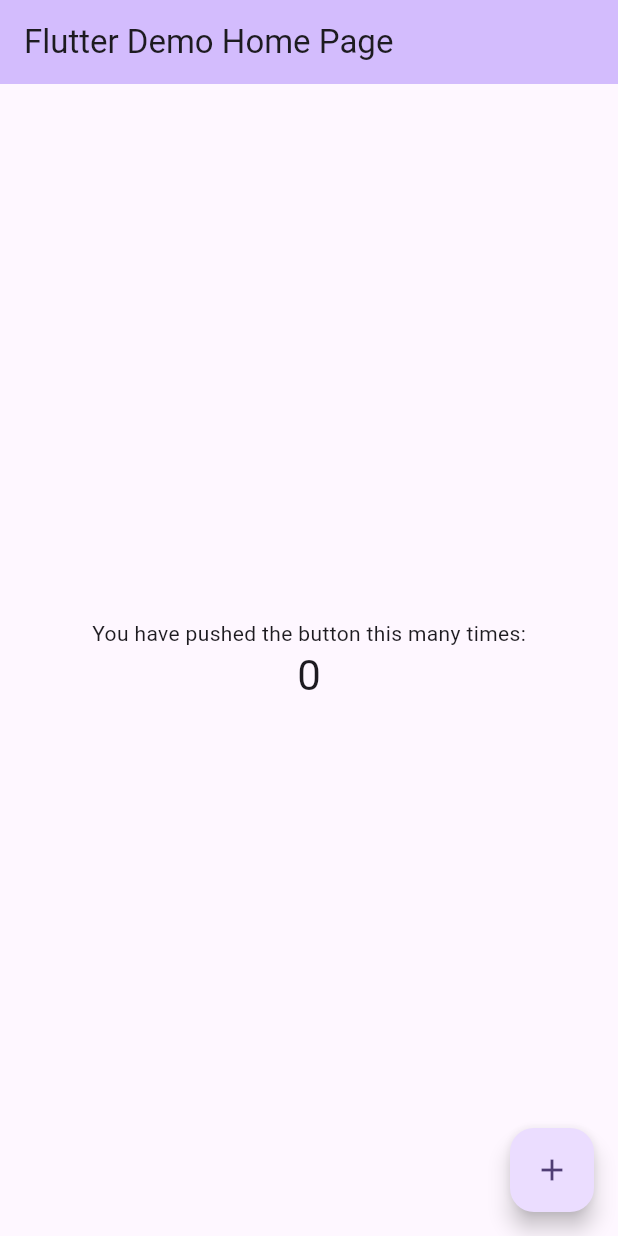
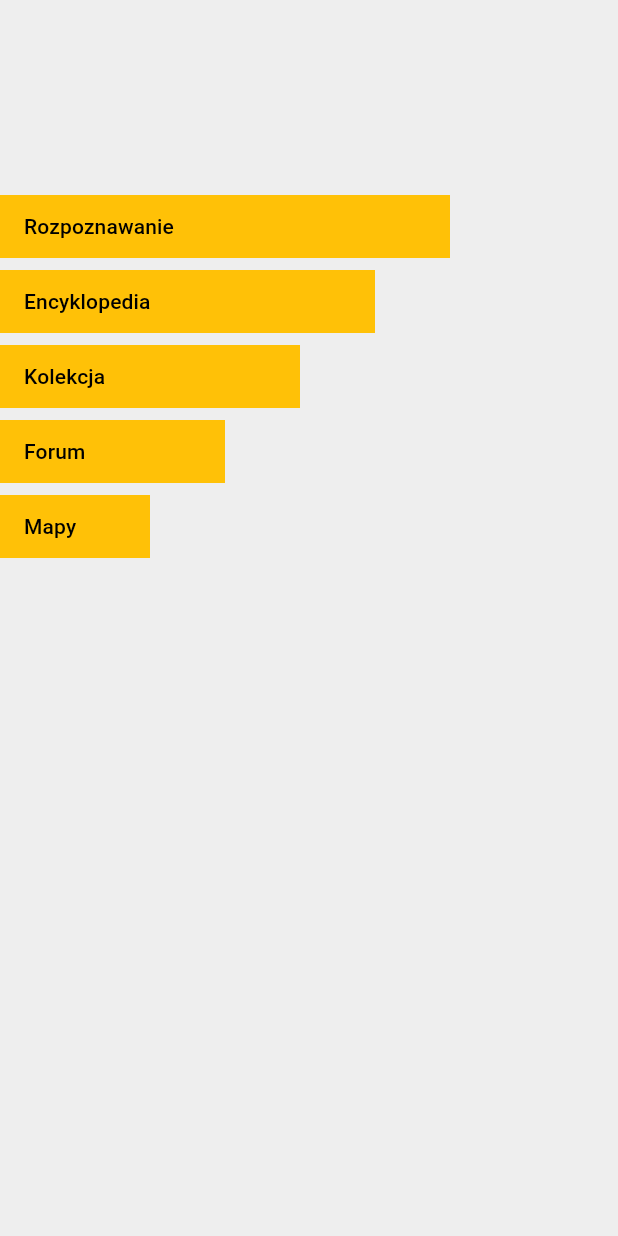
Before and after one commit to patrykkostecki/Grzybek, a Flutter app: the screen it shows after launch, on a phone screen of 412 x 824 dp. Run offline on Flutter 3.47's test engine with Material 3 defaults, Android fonts, the phone set to English and light mode, and no system bars.

Commit message:
first commit

```diff
--- a/grzybek/lib/main.dart
+++ b/grzybek/lib/main.dart
@@ -1,125 +1,85 @@
 import 'package:flutter/material.dart';
 
 void main() {
-  runApp(const MyApp());
+  runApp(MyApp());
 }
 
 class MyApp extends StatelessWidget {
-  const MyApp({super.key});
-
-  // This widget is the root of your application.
   @override
   Widget build(BuildContext context) {
     return MaterialApp(
-      title: 'Flutter Demo',
-      theme: ThemeData(
-        // This is the theme of your application.
-        //
-        // TRY THIS: Try running your application with "flutter run". You'll see
-        // the application has a purple toolbar. Then, without quitting the app,
-        // try changing the seedColor in the colorScheme below to Colors.green
-        // and then invoke "hot reload" (save your changes or press the "hot
-        // reload" button in a Flutter-supported IDE, or press "r" if you used
-        // the command line to start the app).
-        //
-        // Notice that the counter didn't reset back to zero; the application
-        // state is not lost during the reload. To reset the state, use hot
-        // restart instead.
-        //
-        // This works for code too, not just values: Most code changes can be
-        // tested with just a hot reload.
-        colorScheme: ColorScheme.fromSeed(seedColor: Colors.deepPurple),
-        useMaterial3: true,
+      home: Scaffold(
+        body: SideBar(),
       ),
-      home: const MyHomePage(title: 'Flutter Demo Home Page'),
     );
   }
 }
 
-class MyHomePage extends StatefulWidget {
-  const MyHomePage({super.key, required this.title});
-
-  // This widget is the home page of your application. It is stateful, meaning
-  // that it has a State object (defined below) that contains fields that affect
-  // how it looks.
-
-  // This class is the configuration for the state. It holds the values (in this
-  // case the title) provided by the parent (in this case the App widget) and
-  // used by the build method of the State. Fields in a Widget subclass are
-  // always marked "final".
-
-  final String title;
-
+class SideBar extends StatelessWidget {
   @override
-  State<MyHomePage> createState() => _MyHomePageState();
+  Widget build(BuildContext context) {
+    return Container(
+      color: Colors.grey[200], // Tło całego ekranu
+      child: Row(
+        children: <Widget>[
+          Column(
+            mainAxisAlignment: MainAxisAlignment.start,
+            crossAxisAlignment:
+                CrossAxisAlignment.start, // Przypięcie do lewej strony
+            children: <Widget>[
+              SizedBox(
+                height: 130,
+              ),
+              SidebarButton(label: 'Rozpoznawanie', width: 300),
+              SidebarButton(label: 'Encyklopedia', width: 250),
+              SidebarButton(label: 'Kolekcja', width: 200),
+              SidebarButton(label: 'Forum', width: 150),
+              SidebarButton(label: 'Mapy', width: 100),
+            ],
+          ),
+          Expanded(
+            child: Container(
+              // Pozostała część ekranu
+              color: Colors.transparent,
+            ),
+          ),
+        ],
+      ),
+    );
+  }
 }
 
-class _MyHomePageState extends State<MyHomePage> {
-  int _counter = 0;
+class SidebarButton extends StatelessWidget {
+  final String label;
+  final double width;
 
-  void _incrementCounter() {
-    setState(() {
-      // This call to setState tells the Flutter framework that something has
-      // changed in this State, which causes it to rerun the build method below
-      // so that the display can reflect the updated values. If we changed
-      // _counter without calling setState(), then the build method would not be
-      // called again, and so nothing would appear to happen.
-      _counter++;
-    });
-  }
+  const SidebarButton({Key? key, required this.label, required this.width})
+      : super(key: key);
 
   @override
   Widget build(BuildContext context) {
-    // This method is rerun every time setState is called, for instance as done
-    // by the _incrementCounter method above.
-    //
-    // The Flutter framework has been optimized to make rerunning build methods
-    // fast, so that you can just rebuild anything that needs updating rather
-    // than having to individually change instances of widgets.
-    return Scaffold(
-      appBar: AppBar(
-        // TRY THIS: Try changing the color here to a specific color (to
-        // Colors.amber, perhaps?) and trigger a hot reload to see the AppBar
-        // change color while the other colors stay the same.
-        backgroundColor: Theme.of(context).colorScheme.inversePrimary,
-        // Here we take the value from the MyHomePage object that was created by
-        // the App.build method, and use it to set our appbar title.
-        title: Text(widget.title),
+    return Container(
+      width: width,
+      height: 50, // Ustaw wysokość przycisków
+      padding:
+          EdgeInsets.only(bottom: 8.0), // Dodaj odstęp od dolnego przycisku
+      child: TextButton(
+        onPressed: () {
+          print('Naciśnięto: $label');
+        },
+        style: TextButton.styleFrom(
+          foregroundColor: Colors.black,
+          backgroundColor: Colors.amber, // Kolor tekstu przycisku
+          alignment: Alignment.centerLeft,
+          padding: EdgeInsets.symmetric(
+              horizontal:
+                  16.0), // Wewnętrzny odstęp tekstu od krawędzi przycisku
+          shape: RoundedRectangleBorder(
+            borderRadius: BorderRadius.zero, // Usunięcie zaokrągleń
+          ),
+        ),
+        child: Text(label, textAlign: TextAlign.left),
       ),
-      body: Center(
-        // Center is a layout widget. It takes a single child and positions it
-        // in the middle of the parent.
-        child: Column(
-          // Column is also a layout widget. It takes a list of children and
-          // arranges them vertically. By default, it sizes itself to fit its
-          // children horizontally, and tries to be as tall as its parent.
-          //
-          // Column has various properties to control how it sizes itself and
-          // how it positions its children. Here we use mainAxisAlignment to
-          // center the children vertically; the main axis here is the vertical
-          // axis because Columns are vertical (the cross axis would be
-          // horizontal).
-          //
-          // TRY THIS: Invoke "debug painting" (choose the "Toggle Debug Paint"
-          // action in the IDE, or press "p" in the console), to see the
-          // wireframe for each widget.
-          mainAxisAlignment: MainAxisAlignment.center,
-          children: <Widget>[
-            const Text(
-              'You have pushed the button this many times:',
-            ),
-            Text(
-              '$_counter',
-              style: Theme.of(context).textTheme.headlineMedium,
-            ),
-          ],
-        ),
-      ),
-      floatingActionButton: FloatingActionButton(
-        onPressed: _incrementCounter,
-        tooltip: 'Increment',
-        child: const Icon(Icons.add),
-      ), // This trailing comma makes auto-formatting nicer for build methods.
     );
   }
 }
```
